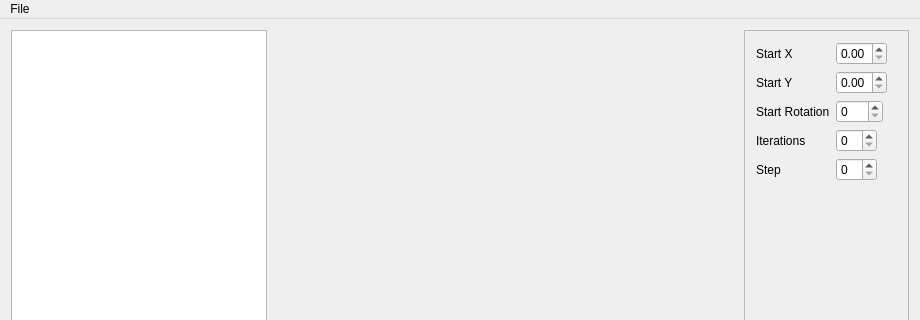
Before: the Qt Designer form mainwindow.ui in osmehlik/l-systems-vis, drawn with Qt 5; both pictures show x 0 to 920 and y 0 to 320 of the 920 by 613 pixel window.
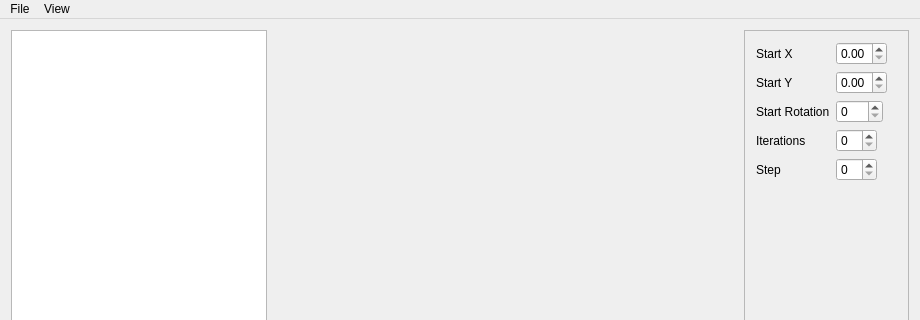
After: the same form once the commit is applied. Custom widgets are drawn as their Qt base class.

Commit message: Added show/hide browser and properties menu items.

```diff
--- a/mainwindow.ui
+++ b/mainwindow.ui
@@ -211,7 +211,15 @@
     </property>
     <addaction name="actionOpen"/>
    </widget>
+   <widget class="QMenu" name="menuView">
+    <property name="title">
+     <string>View</string>
+    </property>
+    <addaction name="actionShowHideBrowser"/>
+    <addaction name="actionShowHideProperties"/>
+   </widget>
    <addaction name="menuFile"/>
+   <addaction name="menuView"/>
   </widget>
   <action name="actionOpen">
    <property name="text">
```
Left out of the diff: 13 changed lines with no effect on the pictures. The commit also changes 2 other files.
